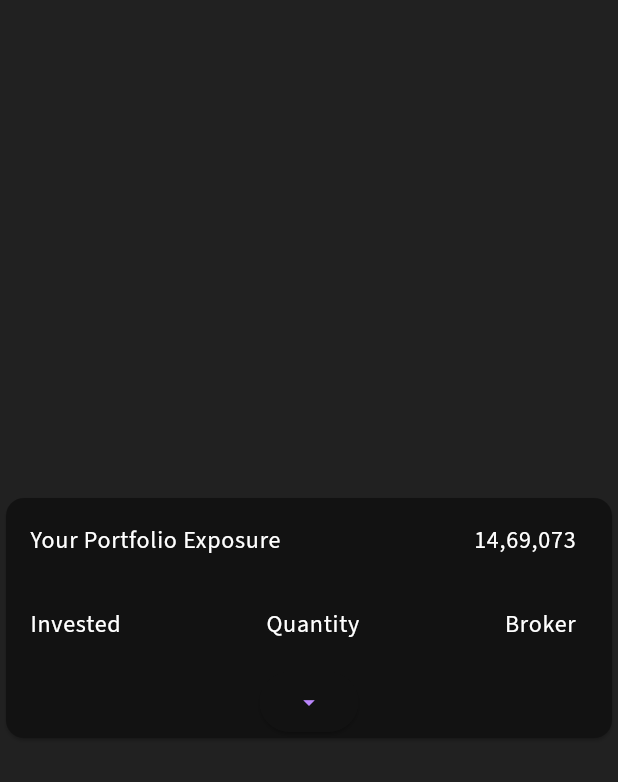
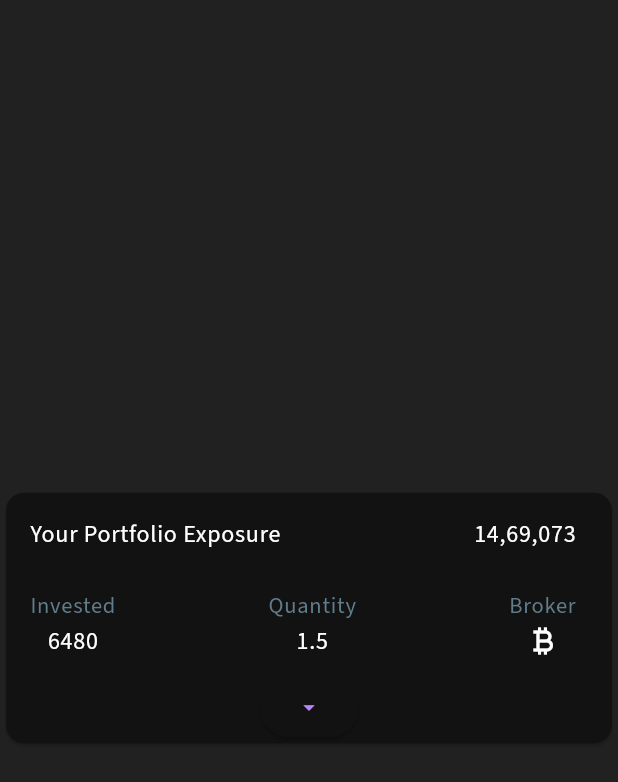
Before and after one commit to pnaskardev/OnFinance_Assignment, a Flutter app: the PortfolioExpansion widget shown alone on an empty page, opened directly, on a phone screen of 412 x 824 dp. Shown: the top 782 px of the screen. Run offline on Flutter 3.47's test engine with Material 2 defaults, Android fonts, the phone set to English and light mode, and no system bars; our stand-ins replace flutter_dotenv, google_fonts, syncfusion_flutter_charts; network calls fail.

Commit message:
additional commit

```diff
--- a/lib/features/home/screens/PortfolioExposureCard.dart
+++ b/lib/common/widgets/PortfolioExposureCard.dart
@@ -1,4 +1,5 @@
 import 'package:flutter/material.dart';
+import 'package:onfinance_assignment/utils/styles.dart';
 
 class PortfolioExpansion extends StatefulWidget
 {
@@ -54,11 +55,49 @@ class _PortfolioExpansionState extends State<PortfolioExpansion>
               title: Row
               (
                 mainAxisAlignment: MainAxisAlignment.spaceBetween,
-                children: const
+                crossAxisAlignment: CrossAxisAlignment.center,
+                children:
                 [
-                  Text('Invested'),
-                  Text('Quantity'),
-                  Text('Broker'),
+                  Column
+                  (
+                    children:
+                    [
+                      Text
+                      (
+                        'Invested',
+                        style: Styles.smallTabName,
+                      ),
+                      const Text
+                      (
+                        '6480',
+
+                      ),
+                    ],
+                  ),
+                  Column
+                  (
+                    children:
+                    [
+                      Text
+                      (
+                        'Quantity',
+                        style: Styles.smallTabName,
+                      ),
+                      const Text('1.5'),
+                    ],
+                  ),
+                  Column
+                  (
+                    children:
+                    [
+                      Text
+                      (
+                        'Broker',
+                        style: Styles.smallTabName,
+                      ),
+                      const Icon(Icons.currency_bitcoin)
+                    ],
+                  ),
                 ],
               ),
             ),
--- a/lib/utils/styles.dart
+++ b/lib/utils/styles.dart
@@ -14,4 +14,10 @@ class Styles
     (
       textStyle: const TextStyle( fontSize: 20)
     );
+    static TextStyle smallTabName =
+    GoogleFonts.sourceSansPro
+    (
+      textStyle: const TextStyle( fontSize: 15),
+      color: Colors.blueGrey
+    );
 }
```
Also changed, not shown: lib/common/widgets/historical_widget.dart (added, +17 -0 lines), lib/features/home/screens/home.dart (+18 -2 lines).
